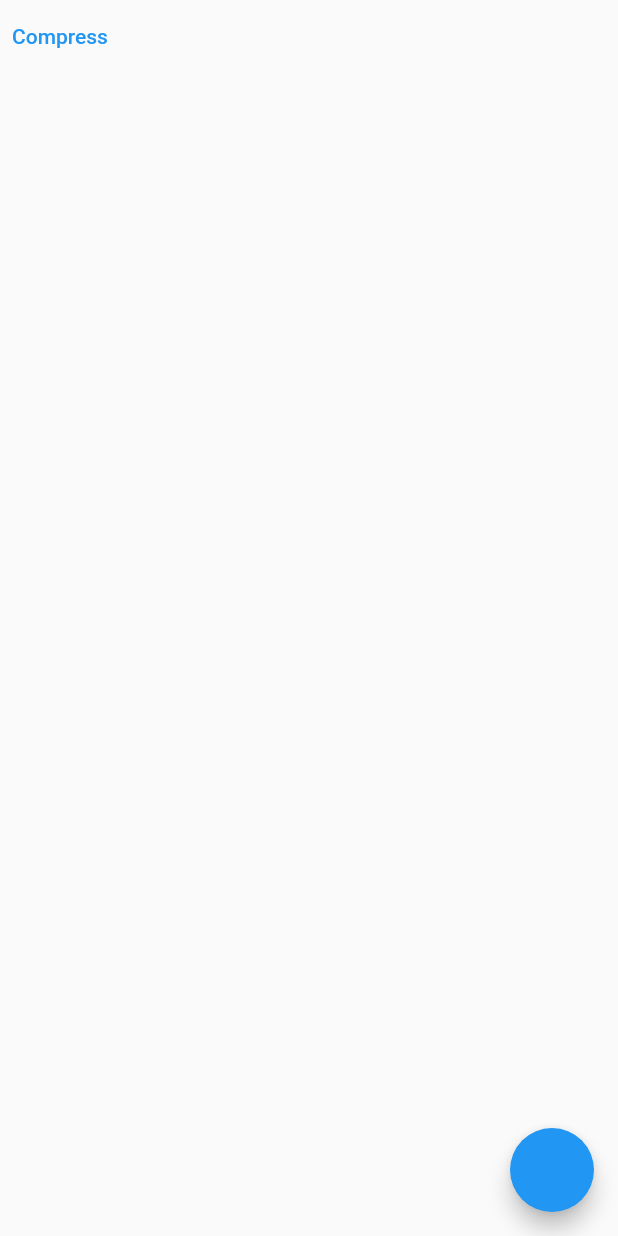
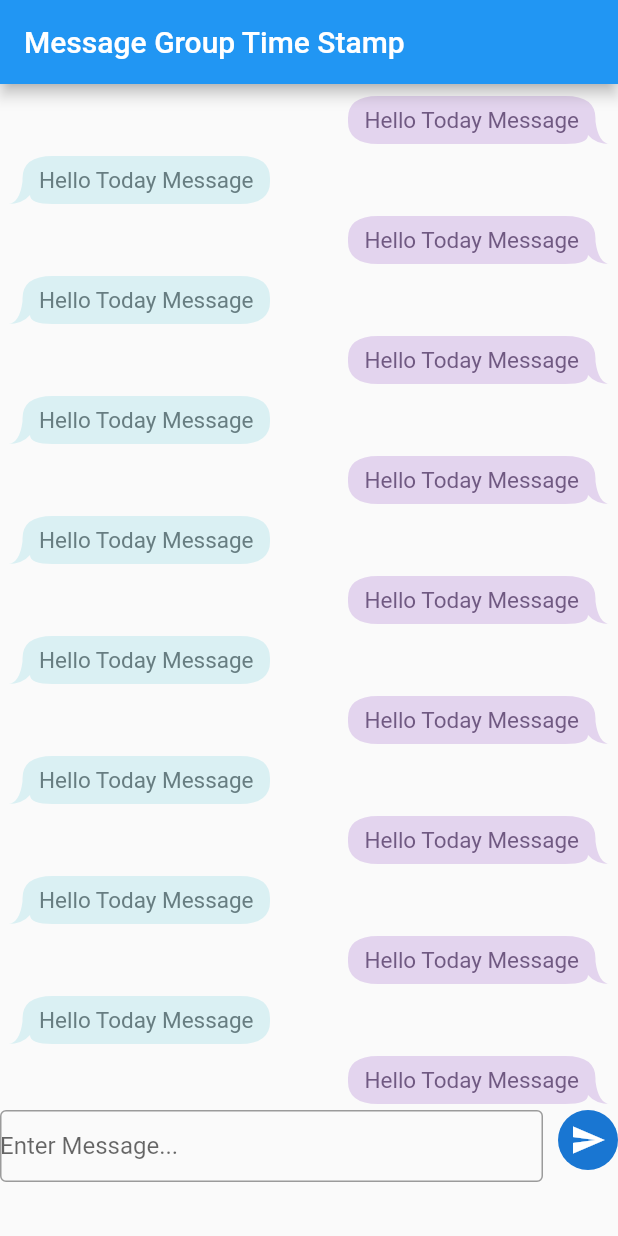
Before and after one commit to axiftaj/Flutter-Widget-Of-The-Week, a Flutter app: the screen it shows after launch, on a phone screen of 412 x 824 dp. Run offline on Flutter 3.47's test engine with Material 2 defaults, Android fonts, the phone set to English and light mode, and no system bars; our stand-ins replace carousel_slider, connectivity_plus, country_picker, flutter_image_compress, flutter_sticky_header, flutter_swipe_action_cell and 9 more; missing offline and left inert: awesome_number_picker, flutter_app_badger, flutter_quill, keep_keyboard_popup_menu, phone_form_field, sticky_grouped_list.

Commit message:
group messages with tie=me like whatsapp

```diff
--- a/lib/image_compressor_widget.dart
+++ b/lib/image_compressor_widget.dart
@@ -39,6 +39,7 @@ class _ImageCompressorWidgetState extends State<ImageCompressorWidget> {
 
     final result = await FlutterImageCompress.compressAndGetFile(
       image!.path,
+      "sdfasdf",
       quality: 90,
     );
     print('after = ${result!.length}');
--- a/lib/main.dart
+++ b/lib/main.dart
@@ -3,6 +3,7 @@ import 'package:flutter/material.dart';
 import 'package:get/get.dart';
 
 import 'image_compressor_widget.dart';
+import 'message_grouping_with_time_stamp.dart';
 
 
 void main() {
@@ -22,7 +23,7 @@ class MyApp extends StatelessWidget {
       theme: ThemeData(
         primarySwatch: Colors.blue,
       ),
-      home: ImageCompressorWidget(),
+      home: MessageGroupingWithTimeStamp(),
     );
   }
 
--- /dev/null
+++ b/lib/message_grouping_with_time_stamp.dart
@@ -0,0 +1,485 @@
+
+
+import 'dart:ui';
+import 'package:flutter/material.dart';
+import 'package:intl/intl.dart';
+
+class MessageGroupingWithTimeStamp extends StatefulWidget {
+  const MessageGroupingWithTimeStamp({Key? key}) : super(key: key);
+
+  @override
+  State<MessageGroupingWithTimeStamp> createState() => _MessageGroupingWithTimeStampState();
+}
+
+class _MessageGroupingWithTimeStampState extends State<MessageGroupingWithTimeStamp> {
+
+
+  final messageController = TextEditingController();
+  ScrollController _scrollController = new ScrollController();
+
+
+  List<MessageModel> messageModel = [
+
+    MessageModel(timeStamp: DateTime(2023,03,11, 15,20 ).microsecondsSinceEpoch  , message: 'Saturday Message' , isMe: true),
+    MessageModel(timeStamp: DateTime(2023,03,00, 15,20 ).microsecondsSinceEpoch  , message: 'Some Message' ,  isMe: false),
+    MessageModel(timeStamp: DateTime(2023,02,03, 15,20 ).microsecondsSinceEpoch  , message: 'Some Message',  isMe: true),
+    MessageModel(timeStamp: DateTime(2023,01,04, 15,20 ).microsecondsSinceEpoch  , message: 'Some Message',  isMe: false),
+    MessageModel(timeStamp: DateTime(2023,01,04, 15,20 ).microsecondsSinceEpoch  , message: 'Some Message', isMe: true),
+    MessageModel(timeStamp: DateTime(2023,01,04, 15,20 ).microsecondsSinceEpoch  , message: 'Some Message',  isMe: false),
+    MessageModel(timeStamp: DateTime(2023,01,04, 15,20 ).microsecondsSinceEpoch  , message: 'Some Message', isMe: true),
+    MessageModel(timeStamp: DateTime(2023,01,04, 15,20 ).microsecondsSinceEpoch  , message: 'Some Message',  isMe: false),
+    MessageModel(timeStamp: DateTime(2023,01,04, 15,20 ).microsecondsSinceEpoch  , message: 'Some Message', isMe: true),
+    MessageModel(timeStamp: DateTime(2023,01,01, 15,20 ).microsecondsSinceEpoch  , message: 'Some Message',  isMe: false),
+    MessageModel(timeStamp: DateTime(2023,03,12, 11,30 ).microsecondsSinceEpoch  , message: 'Yesterday Message', isMe: true),
+    MessageModel(timeStamp: DateTime(2023,03,12, 11,30 ).microsecondsSinceEpoch  , message: 'Yesterday Message',  isMe: false),
+    MessageModel(timeStamp: DateTime(2023,03,12, 11,30 ).microsecondsSinceEpoch  , message: 'Yesterday Message', isMe: true),
+    MessageModel(timeStamp: DateTime(2023,03,12, 14,30 ).microsecondsSinceEpoch  , message: 'Yesterday Message',  isMe: false),
+    MessageModel(timeStamp: DateTime.now().microsecondsSinceEpoch  , message: 'Hello Today Message', isMe: true),
+    MessageModel(timeStamp: DateTime.now().microsecondsSinceEpoch  , message: 'Hello Today Message',  isMe: false),
+    MessageModel(timeStamp: DateTime.now().microsecondsSinceEpoch  , message: 'Hello Today Message', isMe: true),
+    MessageModel(timeStamp: DateTime.now().microsecondsSinceEpoch  , message: 'Hello Today Message',  isMe: false),
+    MessageModel(timeStamp: DateTime.now().microsecondsSinceEpoch  , message: 'Hello Today Message', isMe: true),
+    MessageModel(timeStamp: DateTime.now().microsecondsSinceEpoch  , message: 'Hello Today Message',  isMe: false),
+    MessageModel(timeStamp: DateTime.now().microsecondsSinceEpoch  , message: 'Hello Today Message', isMe: true),
+    MessageModel(timeStamp: DateTime.now().microsecondsSinceEpoch  , message: 'Hello Today Message',  isMe: false),
+    MessageModel(timeStamp: DateTime.now().microsecondsSinceEpoch  , message: 'Hello Today Message', isMe: true),
+    MessageModel(timeStamp: DateTime.now().microsecondsSinceEpoch  , message: 'Hello Today Message',  isMe: false),
+    MessageModel(timeStamp: DateTime.now().microsecondsSinceEpoch  , message: 'Hello Today Message', isMe: true),
+    MessageModel(timeStamp: DateTime.now().microsecondsSinceEpoch  , message: 'Hello Today Message',  isMe: false),
+    MessageModel(timeStamp: DateTime.now().microsecondsSinceEpoch  , message: 'Hello Today Message', isMe: true),
+    MessageModel(timeStamp: DateTime.now().microsecondsSinceEpoch  , message: 'Hello Today Message',  isMe: false),
+    MessageModel(timeStamp: DateTime.now().microsecondsSinceEpoch  , message: 'Hello Today Message', isMe: true),
+    MessageModel(timeStamp: DateTime.now().microsecondsSinceEpoch  , message: 'Hello Today Message',  isMe: false),
+    MessageModel(timeStamp: DateTime.now().microsecondsSinceEpoch  , message: 'Hello Today Message', isMe: true),
+    MessageModel(timeStamp: DateTime.now().microsecondsSinceEpoch  , message: 'Hello Today Message',  isMe: false),
+    MessageModel(timeStamp: DateTime.now().microsecondsSinceEpoch  , message: 'Hello Today Message', isMe: true),
+    MessageModel(timeStamp: DateTime.now().microsecondsSinceEpoch  , message: 'Hello Today Message',  isMe: false),
+    MessageModel(timeStamp: DateTime.now().microsecondsSinceEpoch  , message: 'Hello Today Message', isMe: true),
+    MessageModel(timeStamp: DateTime.now().microsecondsSinceEpoch  , message: 'Hello Today Message',  isMe: false),
+    MessageModel(timeStamp: DateTime.now().microsecondsSinceEpoch  , message: 'Hello Today Message', isMe: true),
+
+  ];
+
+
+  // function to convert time stamp to date
+  static DateTime returnDateAndTimeFormat(String time){
+
+    var dt = DateTime.fromMicrosecondsSinceEpoch(int.parse(time.toString()));
+    var originalDate = DateFormat('MM/dd/yyyy').format(dt);
+    return DateTime(dt.year, dt.month , dt.day);
+
+  }
+
+
+  @override
+  void initState() {
+    // TODO: implement initState
+    super.initState();
+
+    // scrolling list to bottm
+    WidgetsBinding.instance.addPostFrameCallback((_) {
+      if (_scrollController.hasClients) {
+        _scrollController.animateTo(
+          _scrollController.position.maxScrollExtent,
+          curve: Curves.easeOut,
+          duration: const Duration(milliseconds: 500),
+        );
+      }
+    });
+  }
+  @override
+  Widget build(BuildContext context) {
+    final height = MediaQuery.of(context).size.height * 1;
+    final width = MediaQuery.of(context).size.width * 1;
+
+    return  Scaffold(
+      resizeToAvoidBottomInset: true,
+      appBar: AppBar(
+        title: const Text('Message Group Time Stamp'),
+      ),
+      body: SafeArea(
+        child: ListView(
+          shrinkWrap: true,
+          children: [
+            SizedBox(
+              height:  MediaQuery.of(context).size.height - 140,
+              child: ListView.builder(
+                  controller: _scrollController,
+                  physics: const ClampingScrollPhysics(), // ← can't
+                  itemCount: messageModel.reversed.length,
+                  itemBuilder: (context, index){
+
+                    final DateTime date = returnDateAndTimeFormat(messageModel[index].timeStamp.toString());
+
+                    bool isSameDate = false;
+                    String? newDate = '';
+
+                    if(index >  0){
+                      final DateTime prevDate = returnDateAndTimeFormat(messageModel[index-1].timeStamp.toString());
+                      isSameDate = date.isAtSameMomentAs(prevDate);
+                      newDate =  isSameDate ? '' :  groupMessageDateAndTime(messageModel[index].timeStamp.toString()).toString();
+
+                    }else {
+                       newDate =  isSameDate ?  '' : groupMessageDateAndTime(messageModel[index].timeStamp.toString()).toString() ;
+                    }
+
+                    return Padding(
+                      padding: const EdgeInsets.symmetric(horizontal: 5),
+                      child: Column(
+                        crossAxisAlignment: messageModel[index].isMe ?  CrossAxisAlignment.end  : CrossAxisAlignment.start,
+                        children: [
+                          if(newDate.isNotEmpty)
+                          Center(child:
+                          Container(
+                              decoration: BoxDecoration(
+                                color: Color(0xffE3D4EE),
+                                borderRadius: BorderRadius.circular(20)
+                              ),
+                              child: Padding(
+                                padding: const EdgeInsets.all(8.0),
+                                child: Text(newDate),
+                              ))),
+                          Padding(
+                            padding: const EdgeInsets.symmetric(vertical: 4),
+                            child: CustomPaint(
+                              painter: SpecialChatBubbleThree(
+                                  color: messageModel[index].isMe?  const Color(0xffE3D4EE) :  const Color(0xffDAF0F3),
+                                  alignment: messageModel[index].isMe ? Alignment.topRight : Alignment.topLeft,
+                                  tail: true
+                              ),
+                              child: Container(
+                                constraints: BoxConstraints(
+                                  maxWidth: MediaQuery.of(context).size.width * .7,
+                                ),
+                                margin:messageModel[index].isMe ? const EdgeInsets.fromLTRB(7, 7, 17, 7) : const EdgeInsets.fromLTRB(17, 7, 7, 7),
+
+                                child: Padding(
+                                  padding: messageModel[index].isMe
+                                      ? const EdgeInsets.only(left: 4, right: 4)
+                                      : const EdgeInsets.only(left: 4, right: 4),
+                                  child: Text(
+                                    messageModel[index].message  ,
+                                    textAlign: TextAlign.left,
+                                    style: Theme.of(context).textTheme.headline5!.copyWith(
+                                        fontSize: 15 ,
+                                        color: messageModel[index].isMe ? const Color(0xff705982) : const Color(0xff677D81)
+                                    ),
+                                  ),
+                                ),
+                              ),
+                            ),
+                          ),
+                        ],
+                      ),
+                    );
+                  }
+              ),
+            ),
+            Align(
+              alignment: Alignment.bottomCenter,
+              child: SizedBox(
+                height: 150,
+                child: Row(
+                  crossAxisAlignment: CrossAxisAlignment.start,
+                  mainAxisAlignment: MainAxisAlignment.start,
+                  children: [
+                    Expanded(
+                      child: TextFormField(
+                        controller: messageController,
+                        keyboardType: TextInputType.multiline,
+                        maxLines: 8,
+                        minLines: 1,
+                        decoration: const InputDecoration(
+                            hintText: 'Enter Message...' ,
+                            fillColor: Colors.red ,
+                            contentPadding: EdgeInsets.zero,
+                            border: OutlineInputBorder(
+                            )
+                        ),
+                      ),
+                    ),
+                    const SizedBox(width: 10,),
+                    GestureDetector(
+                      onTap: (){
+                        messageModel.add(MessageModel(timeStamp: DateTime.now().microsecondsSinceEpoch  , message: messageController.text.toString() , isMe: true));
+                        messageController.clear();
+                        setState(() {});
+                        _scrollController.animateTo(
+                          _scrollController.position.maxScrollExtent,
+                          curve: Curves.easeOut,
+                          duration: const Duration(milliseconds: 500),
+                        );
+                      },
+                      child: const CircleAvatar(
+                        child: Icon(Icons.send),
+                      ),
+                    )
+                  ],
+                ),
+              ),
+            )
+
+          ],
+        ),
+      ),
+    );
+  }
+
+
+  static String messageTime(String time){
+
+    var dt = DateTime.fromMicrosecondsSinceEpoch(int.parse(time.toString()));
+    String difference = '';
+    difference = DateFormat('jm').format(dt).toString() ;
+    return difference ;
+  }
+
+  static String groupMessageDateAndTime(String time){
+
+    var dt = DateTime.fromMicrosecondsSinceEpoch(int.parse(time.toString()));
+    var originalDate = DateFormat('MM/dd/yyyy').format(dt);
+
+    final todayDate = DateTime.now();
+
+    final today = DateTime(todayDate.year, todayDate.month, todayDate.day);
+    final yesterday = DateTime(todayDate.year, todayDate.month, todayDate.day - 1);
+    String difference = '';
+    final aDate = DateTime(dt.year, dt.month, dt.day);
+
+
+    if(aDate == today) {
+      difference = "Today" ;
+    } else if(aDate == yesterday) {
+      difference = "Yesterday" ;
+    }
+    else if(todayDate.difference(dt).inDays >= 2 && todayDate.difference(dt).inDays < 3  ){
+      difference =DateFormat('EEEE').format(dt).toString() ;
+    } else if(todayDate.difference(dt).inDays >= 3 && todayDate.difference(dt).inDays < 4  ){
+      difference =DateFormat('EEEE').format(dt).toString() ;
+    } else if(todayDate.difference(dt).inDays >= 4 && todayDate.difference(dt).inDays < 5  ){
+      difference =DateFormat('EEEE').format(dt).toString() ;
+    } else if(todayDate.difference(dt).inDays >= 5 && todayDate.difference(dt).inDays < 6  ){
+      difference =DateFormat('EEEE').format(dt).toString() ;
+    } else if(todayDate.difference(dt).inDays >= 6 && todayDate.difference(dt).inDays < 7  ){
+      difference =DateFormat('EEEE').format(dt).toString() ;
+    } else {
+      difference = DateFormat.yMMMd().format(dt).toString() ;
+    }
+
+    return difference ;
+
+  }
+
+}
+
+
+
+
+class MessageModel {
+  int timeStamp ;
+  String message ;
+  bool isMe ;
+  MessageModel({required this.timeStamp ,required this.message, required this.isMe});
+}
+
+
+class SpecialChatBubbleThree extends CustomPainter {
+  final Color color;
+  final Alignment alignment;
+  final bool tail;
+
+  SpecialChatBubbleThree({
+    required this.color,
+    required this.alignment,
+    required this.tail,
+  });
+
+  final double _radius = 10.0;
+
+  @override
+  void paint(Canvas canvas, Size size) {
+    var h = size.height;
+    var w = size.width;
+    if (alignment == Alignment.topRight) {
+      if (tail) {
+        var path = Path();
+
+        /// starting point
+        path.moveTo(_radius * 2, 0);
+
+        /// top-left corner
+        path.quadraticBezierTo(0, 0, 0, _radius * 1.5);
+
+        /// left line
+        path.lineTo(0, h - _radius * 1.5);
+
+        /// bottom-left corner
+        path.quadraticBezierTo(0, h, _radius * 2, h);
+
+        /// bottom line
+        path.lineTo(w - _radius * 3, h);
+
+        /// bottom-right bubble curve
+        path.quadraticBezierTo(
+            w - _radius * 1.5, h, w - _radius * 1.5, h - _radius * 0.6);
+
+        /// bottom-right tail curve 1
+        path.quadraticBezierTo(w - _radius * 1, h, w, h);
+
+        /// bottom-right tail curve 2
+        path.quadraticBezierTo(
+            w - _radius * 0.8, h, w - _radius, h - _radius * 1.5);
+
+        /// right line
+        path.lineTo(w - _radius, _radius * 1.5);
+
+        /// top-right curve
+        path.quadraticBezierTo(w - _radius, 0, w - _radius * 3, 0);
+
+        canvas.clipPath(path);
+        canvas.drawRRect(
+            RRect.fromLTRBR(0, 0, w, h, Radius.zero),
+            Paint()
+              ..color = color
+              ..style = PaintingStyle.fill);
+      } else {
+        var path = Path();
+
+        /// starting point
+        path.moveTo(_radius * 2, 0);
+
+        /// top-left corner
+        path.quadraticBezierTo(0, 0, 0, _radius * 1.5);
+
+        /// left line
+        path.lineTo(0, h - _radius * 1.5);
+
+        /// bottom-left corner
+        path.quadraticBezierTo(0, h, _radius * 2, h);
+
+        /// bottom line
+        path.lineTo(w - _radius * 3, h);
+
+        /// bottom-right curve
+        path.quadraticBezierTo(w - _radius, h, w - _radius, h - _radius * 1.5);
+
+        /// right line
+        path.lineTo(w - _radius, _radius * 1.5);
+
+        /// top-right curve
+        path.quadraticBezierTo(w - _radius, 0, w - _radius * 3, 0);
+
+        canvas.clipPath(path);
+        canvas.drawRRect(
+            RRect.fromLTRBR(0, 0, w, h, Radius.zero),
+            Paint()
+              ..color = color
+              ..style = PaintingStyle.fill);
+      }
+    } else {
+      if (tail) {
+        var path = Path();
+
+        /// starting point
+        path.moveTo(_radius * 3, 0);
+
+        /// top-left corner
+        path.quadraticBezierTo(_radius, 0, _radius, _radius * 1.5);
+
+        /// left line
+        path.lineTo(_radius, h - _radius * 1.5);
+        // bottom-right tail curve 1
+        path.quadraticBezierTo(_radius * .8, h, 0, h);
+
+        /// bottom-right tail curve 2
+        path.quadraticBezierTo(
+            _radius * 1, h, _radius * 1.5, h - _radius * 0.6);
+
+        /// bottom-left bubble curve
+        path.quadraticBezierTo(_radius * 1.5, h, _radius * 3, h);
+
+        /// bottom line
+        path.lineTo(w - _radius * 2, h);
+
+        /// bottom-right curve
+        path.quadraticBezierTo(w, h, w, h - _radius * 1.5);
+
+        /// right line
+        path.lineTo(w, _radius * 1.5);
+
+        /// top-right curve
+        path.quadraticBezierTo(w, 0, w - _radius * 2, 0);
+        canvas.clipPath(path);
+        canvas.drawRRect(
+            RRect.fromLTRBR(0, 0, w, h, Radius.zero),
+            Paint()
+              ..color = color
+              ..style = PaintingStyle.fill);
+      } else {
+        var path = Path();
+
+        /// starting point
+        path.moveTo(_radius * 3, 0);
+
+        /// top-left corner
+        path.quadraticBezierTo(_radius, 0, _radius, _radius * 1.5);
+
+        /// left line
+        path.lineTo(_radius, h - _radius * 1.5);
+
+        /// bottom-left curve
+        path.quadraticBezierTo(_radius, h, _radius * 3, h);
+
+        /// bottom line
+        path.lineTo(w - _radius * 2, h);
+
+        /// bottom-right curve
+        path.quadraticBezierTo(w, h, w, h - _radius * 1.5);
+
+        /// right line
+        path.lineTo(w, _radius * 1.5);
+
+        /// top-right curve
+        path.quadraticBezierTo(w, 0, w - _radius * 2, 0);
+        canvas.clipPath(path);
+        canvas.drawRRect(
+            RRect.fromLTRBR(0, 0, w, h, Radius.zero),
+            Paint()
+              ..color = color
+              ..style = PaintingStyle.fill);
+      }
+    }
+  }
+
+  @override
+  bool shouldRepaint(CustomPainter oldDelegate) {
+    return true;
+  }
+}
+
+
+
+
+/// {@template custom_rect_tween}
+/// Linear RectTween with a [Curves.easeOut] curve.
+///
+/// Less dramatic that the regular [RectTween] used in [Hero] animations.
+/// {@endtemplate}
+class CustomRectTween extends RectTween {
+  /// {@macro custom_rect_tween}
+  CustomRectTween({
+    required Rect begin,
+    required Rect end,
+  }) : super(begin: begin, end: end);
+
+  @override
+  Rect lerp(double t) {
+    final elasticCurveValue = Curves.easeOut.transform(t);
+    return Rect.fromLTRB(
+      lerpDouble(begin!.left, end!.left, elasticCurveValue)!,
+      lerpDouble(begin!.top, end!.top, elasticCurveValue)!,
+      lerpDouble(begin!.right, end!.right, elasticCurveValue)!,
+      lerpDouble(begin!.bottom, end!.bottom, elasticCurveValue)!,
+    );
+  }
+}
--- a/pubspec.yaml
+++ b/pubspec.yaml
@@ -48,6 +48,7 @@ dependencies:
   sticky_grouped_list: ^3.1.0
   get: ^4.6.5
   reorderable_grid_view: ^2.2.5
+  intl:
   flutter_quill:
   awesome_number_picker: ^0.0.4
   flutter_sticky_header: ^0.6.5
```
Also changed, not shown: pubspec.lock, 2 other files.
